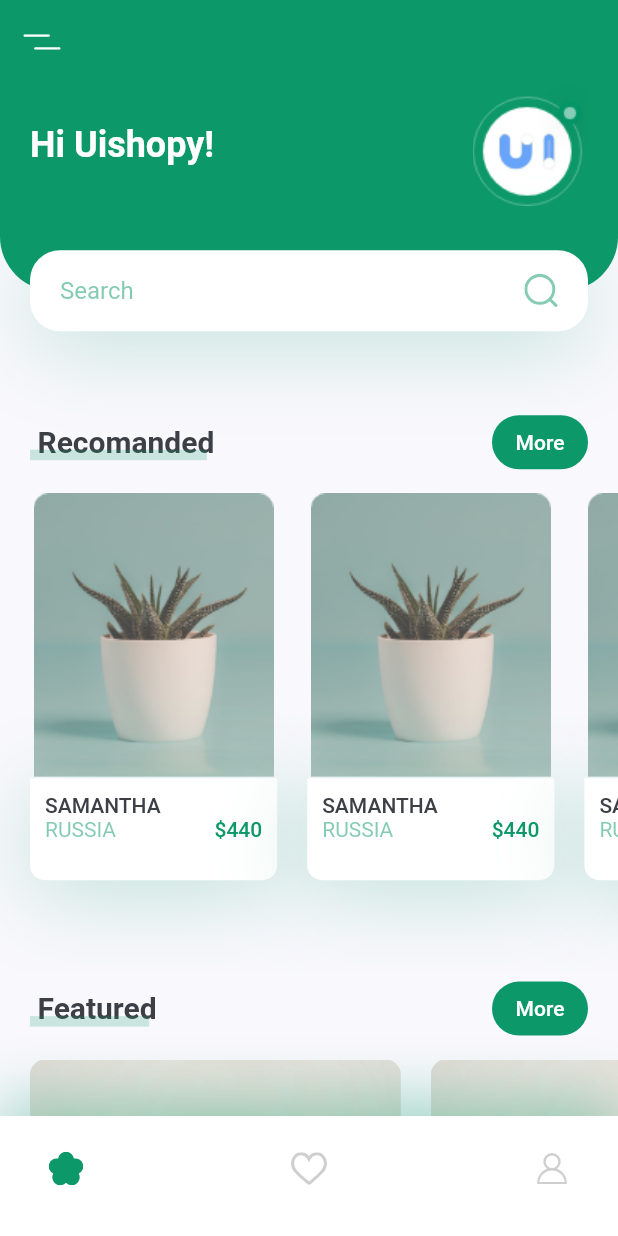
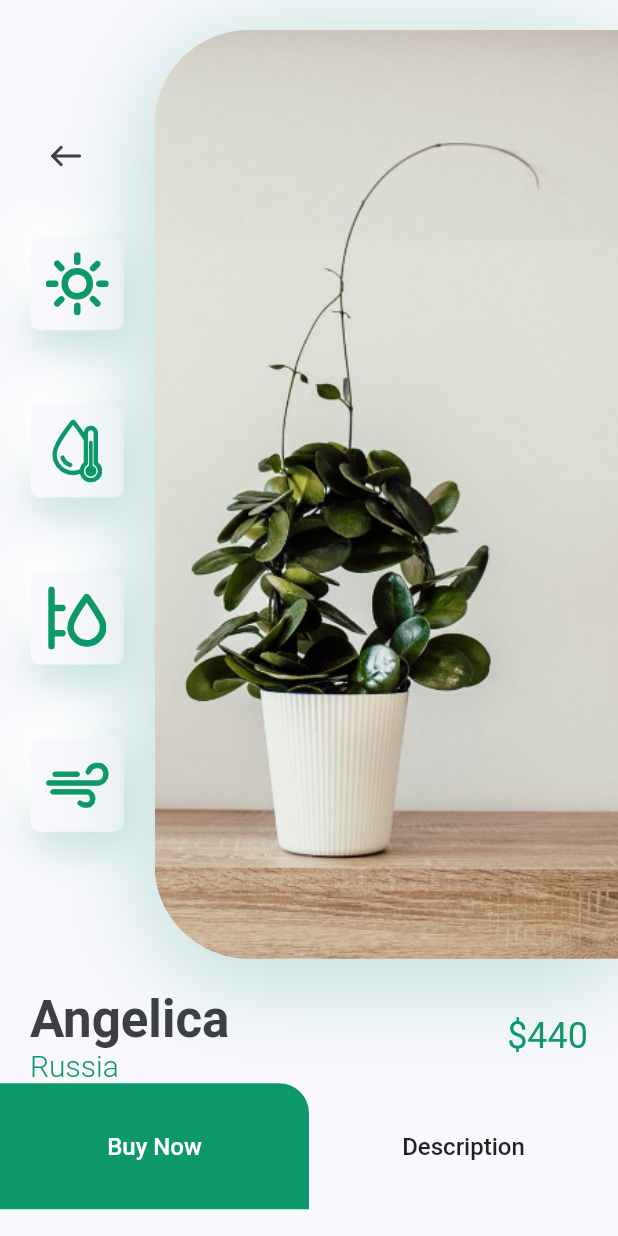
Before and after one commit to pulokbd/plant_app, a Flutter app: the screen it shows after launch, after a tap on an icon or button, on a phone screen of 412 x 824 dp. Run offline on Flutter 3.47's test engine with Material 2 defaults, Android fonts, the phone set to English and light mode, and no system bars; our stand-ins replace flutter_svg.

Commit message:
feat: details page done

```diff
--- /dev/null
+++ b/lib/component/icon_card.dart
@@ -0,0 +1,39 @@
+import 'package:flutter/material.dart';
+import 'package:flutter_svg/svg.dart';
+
+import '../constants.dart';
+
+class IconCard extends StatelessWidget {
+  const IconCard({
+    Key? key, required this.icon,
+  }) : super(key: key);
+
+  final String icon;
+  @override
+  Widget build(BuildContext context) {
+    Size size = MediaQuery.of(context).size;
+    return Container(
+      padding: EdgeInsets.all(kDefaultPadding / 2),
+      margin: EdgeInsets.symmetric(vertical: size.height * 0.03),
+      height: 62,
+      width: 62,
+      decoration: BoxDecoration(
+          color: kBackgroundColor,
+          borderRadius: BorderRadius.circular(6),
+          boxShadow: [
+            BoxShadow(
+              offset: Offset(0, 10),
+              blurRadius: 22,
+              color: kPrimaryColor.withOpacity(.22),
+            ),
+            const BoxShadow(
+              offset: Offset(-15, -15),
+              blurRadius: 20,
+              color: Colors.white,
+            ),
+          ]
+      ),
+      child: SvgPicture.asset(icon),
+    );
+  }
+}
--- /dev/null
+++ b/lib/screens/details/components/body.dart
@@ -0,0 +1,64 @@
+import 'package:flutter/material.dart';
+import 'package:flutter_svg/flutter_svg.dart';
+import 'package:plant_app/constants.dart';
+import 'package:plant_app/screens/details/components/title_and_price.dart';
+import '../../../component/icon_card.dart';
+import 'image_with_icons_section.dart';
+
+class Body extends StatelessWidget {
+  const Body({Key? key}) : super(key: key);
+
+  @override
+  Widget build(BuildContext context) {
+    Size size = MediaQuery.of(context).size;
+    return SingleChildScrollView(
+      child: Column(
+        children: [
+          ImageWithIconsWidget(size: size),
+          TitleAndPrice(
+            title: "Angelica",
+            country: "Russia",
+            price: 440,
+          ),
+          Row(
+            children: [
+              SizedBox(
+                height: 84,
+                width: size.width / 2,
+                child: FlatButton(
+                  shape: RoundedRectangleBorder(
+                    borderRadius:
+                        BorderRadius.only(topRight: Radius.circular(20)),
+                  ),
+                  color: kPrimaryColor,
+                  onPressed: (){},
+                  child: Text(
+                    "Buy Now",
+                    style: TextStyle(
+                      color: Colors.white,
+                      fontSize: 16,
+                    ),
+                  ),
+                ),
+              ),
+              Expanded(
+                child: FlatButton(
+
+                  onPressed: (){},
+                  child: Text(
+                    "Description",
+                    style: TextStyle(
+                      color: Colors.black87,
+                      fontSize: 16,
+                    ),
+                  ),
+                ),
+              ),
+            ],
+          ),
+          SizedBox(height: kDefaultPadding * 2,),
+        ],
+      ),
+    );
+  }
+}
--- /dev/null
+++ b/lib/screens/details/components/image_with_icons_section.dart
@@ -0,0 +1,70 @@
+import 'package:flutter/material.dart';
+import 'package:flutter_svg/svg.dart';
+
+import '../../../component/icon_card.dart';
+import '../../../constants.dart';
+
+class ImageWithIconsWidget extends StatelessWidget {
+  const ImageWithIconsWidget({
+    Key? key,
+    required this.size,
+  }) : super(key: key);
+
+  final Size size;
+
+  @override
+  Widget build(BuildContext context) {
+    return Container(
+      padding: EdgeInsets.symmetric(vertical: kDefaultPadding * 1),
+      height: size.height * .8,
+      child: Row(
+        children: [
+          Expanded(
+            child: Padding(
+              child: Column(
+                children: [
+                  Align(
+                    alignment: Alignment.topLeft,
+                    child: Padding(
+                      padding: const EdgeInsets.symmetric(horizontal: kDefaultPadding),
+                      child: IconButton(
+                        onPressed: () {},
+                        icon: SvgPicture.asset("assets/icons/back_arrow.svg"),
+                      ),
+                    ),
+                  ),
+                  const Spacer(),
+                  IconCard(icon: "assets/icons/sun.svg"),
+                  IconCard(icon: "assets/icons/icon_2.svg"),
+                  IconCard(icon: "assets/icons/icon_3.svg"),
+                  IconCard(icon: "assets/icons/icon_4.svg"),
+
+                ],
+              ),
+              padding: const EdgeInsets.symmetric(vertical: kDefaultPadding * 3),
+            ),
+          ),
+          Container(
+              height: size.height * .8,
+              width: size.width * .75,
+              decoration: BoxDecoration(
+                boxShadow: [
+                  BoxShadow(
+                      offset: const Offset(0, 10),
+                      blurRadius: 60,
+                      color: kPrimaryColor.withOpacity(0.29))
+                ],
+                borderRadius: const BorderRadius.only(
+                  bottomLeft: Radius.circular(63),
+                  topLeft: Radius.circular(63),
+                ),
+                image: const DecorationImage(
+                    alignment: Alignment.centerLeft,
+                    fit: BoxFit.cover,
+                    image: AssetImage("assets/images/img.png")),
+              ))
+        ],
+      ),
+    );
+  }
+}
--- /dev/null
+++ b/lib/screens/details/components/title_and_price.dart
@@ -0,0 +1,52 @@
+import 'package:flutter/material.dart';
+
+import '../../../constants.dart';
+
+class TitleAndPrice extends StatelessWidget {
+  const TitleAndPrice({
+    Key? key, required this.title, required this.country, required this.price,
+  }) : super(key: key);
+
+  final String title, country;
+  final int price;
+
+  @override
+  Widget build(BuildContext context) {
+    return Padding(
+      padding: EdgeInsets.symmetric(horizontal: kDefaultPadding),
+      child: Row(
+        children: [
+          RichText(
+              text:TextSpan(
+                  children: [
+
+                    TextSpan(
+                      text: "$title\n",
+                      style: Theme.of(context).textTheme.headline4!.copyWith(
+                        color: kTextColor, fontWeight: FontWeight.bold,
+                      ),
+                    ),
+                    TextSpan(
+                        text: country,
+                        style: TextStyle(
+                          fontSize: 20,
+                          color: kPrimaryColor,
+                          fontWeight: FontWeight.w300,
+                        )
+                    ),
+                  ]
+              )
+          ),
+          Spacer(),
+          Text(
+            "\$$price",
+            style: Theme.of(context)
+                .textTheme
+                .headline5!
+                .copyWith(color: kPrimaryColor),
+          )
+        ],
+      ),
+    );
+  }
+}
--- /dev/null
+++ b/lib/screens/details/details_screen.dart
@@ -0,0 +1,15 @@
+import 'package:flutter/material.dart';
+
+import 'components/body.dart';
+
+class DetailsScreen extends StatelessWidget {
+  const DetailsScreen({Key? key}) : super(key: key);
+
+  @override
+  Widget build(BuildContext context) {
+    return Scaffold(
+      body: Body(),
+
+    );
+  }
+}
--- a/lib/screens/home/components/body.dart
+++ b/lib/screens/home/components/body.dart
@@ -1,4 +1,5 @@
 import 'package:flutter/material.dart';
+import 'package:plant_app/screens/details/details_screen.dart';
 import 'package:plant_app/screens/home/components/recomanded_card_widget.dart';
 import 'package:plant_app/screens/home/components/title_with_more_btn.dart';
 import 'feature_card_widget.dart';
@@ -9,7 +10,9 @@ class Body extends StatelessWidget {
 
   @override
   Widget build(BuildContext context) {
-    Size size = MediaQuery.of(context).size;
+    Size size = MediaQuery
+        .of(context)
+        .size;
 
     return SingleChildScrollView(
       child: Column(
@@ -30,9 +33,12 @@ class Body extends StatelessWidget {
                   title: "Samantha",
                   country: "Russia",
                   price: 440,
-                press: () {},
+                  press: () {
+                    Navigator.push(
+                      context, MaterialPageRoute(
+                      builder: (context) => DetailsScreen(),),);
+                  },
                 );
-
               },),
           ),
 
@@ -44,11 +50,11 @@ class Body extends StatelessWidget {
               scrollDirection: Axis.horizontal,
               itemCount: 4,
               itemBuilder: (context, index) {
-                return FeatureCard(press: (){},image: "assets/images/bottom_img_1.png",);
+                return FeatureCard(
+                  press: () {}, image: "assets/images/bottom_img_1.png",);
               },
             ),
           ),
-
 
 
         ],
```
Lines whose indentation alone changed are shown as unchanged.
